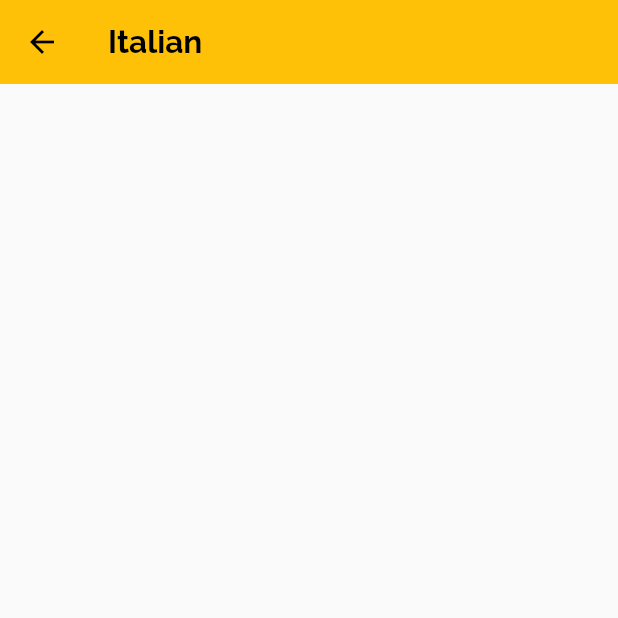
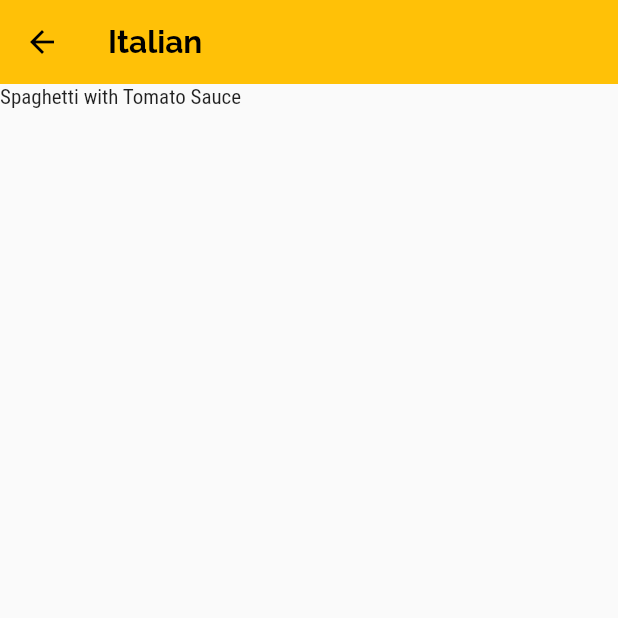
Before and after one commit to MoyinShabi/recipe-ranger-app, a Flutter app: the screen it shows after launch, after a tap on "Italian", on a phone screen of 412 x 824 dp, the top half of it. Run offline on Flutter 3.47's test engine with Material 2 defaults, Android fonts, the phone set to English and light mode, and no system bars.

Commit message:
Passed the data of the categoryRecipes to the categories_recipes_screen in a ListView

```diff
--- a/lib/screens/category_recipes_screen.dart
+++ b/lib/screens/category_recipes_screen.dart
@@ -1,5 +1,5 @@
 import 'package:flutter/material.dart';
-// import 'package:flutter/services.dart';
+import 'package:recipe_ranger_app/dummy_data.dart';
 
 class CategoryRecipesScreen extends StatelessWidget {
   const CategoryRecipesScreen({super.key});
@@ -14,13 +14,20 @@ class CategoryRecipesScreen extends StatelessWidget {
 
     final categoryTitle = routeArguments['title'];
     final categoryId = routeArguments['id'];
+    // Filtered category recipes to display according to the
+    // category id of the selected category:
+    final categoryRecipes = dummyRecipes
+        .where((recipe) => recipe.categories.contains(categoryId))
+        .toList();
 
     return Scaffold(
-      appBar: AppBar(
-        elevation: 0,
-        title: Text(categoryTitle!),
-      ),
-      // body: ListView.builder(itemBuilder: (context, index) => , itemCount: ,)
-    );
+        appBar: AppBar(
+          elevation: 0,
+          title: Text(categoryTitle!),
+        ),
+        body: ListView.builder(
+          itemCount: categoryRecipes.length,
+          itemBuilder: (context, index) => Text(categoryRecipes[index].title),
+        ));
   }
 }
```
